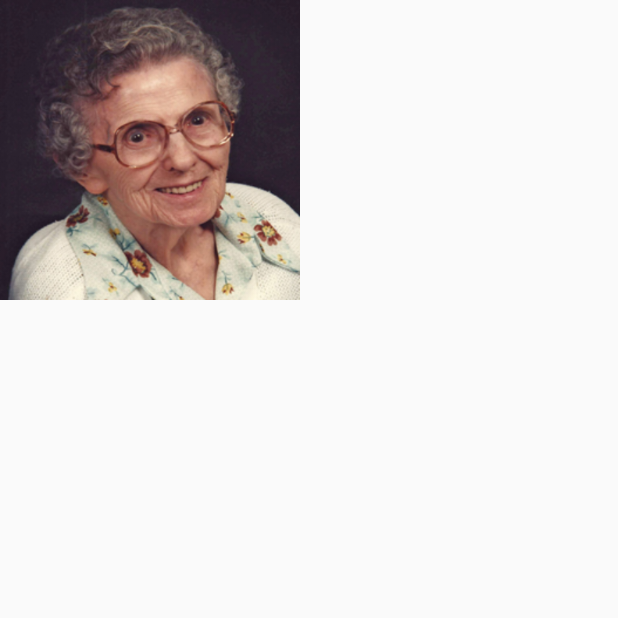
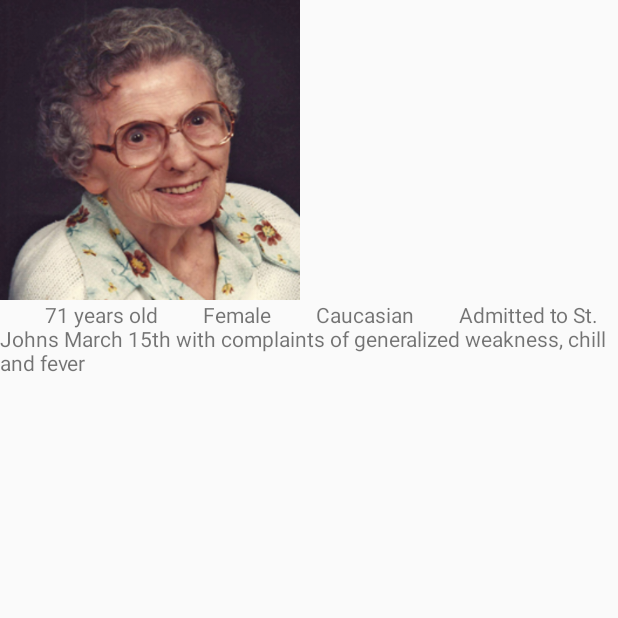
Before and after one commit to chengstephen/cs160_design07, an Android app: the PatientProfileActivity screen opened directly, with no data from a screen before it, on a phone screen of 412 x 824 dp, the top half of it. Run offline under Robolectric (Android 15) with nearby library versions, the phone set to English and light mode, and no system bars.

Commit message:
added some description in patient profile, still need to fix

```diff
--- a/app/src/main/res/layout/patientprofile.xml
+++ b/app/src/main/res/layout/patientprofile.xml
@@ -12,15 +12,14 @@
         android:contentDescription=""
         android:src="@drawable/grandma1" />
 
-    <LinearLayout
-        android:layout_width="match_parent"
-        android:layout_height="match_parent"
-        android:orientation="horizontal"></LinearLayout>
-
     <TextView
         android:id="@+id/textView2"
         android:layout_width="match_parent"
         android:layout_height="match_parent"
-        android:text="patientTextView" />
+        android:text="
+        71 years old
+        Female
+        Caucasian
+        Admitted to St. Johns March 15th with complaints of generalized weakness, chill and fever" />
 
 </LinearLayout>
```
